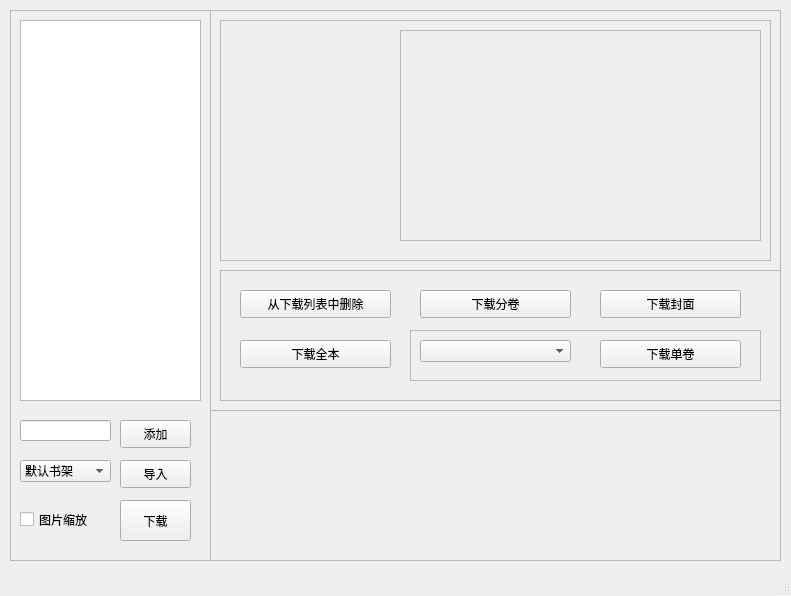
Above: src/ui/gui.ui from ZXCVBNNGG/wenku8downloader before the change. Below: the same form after it.
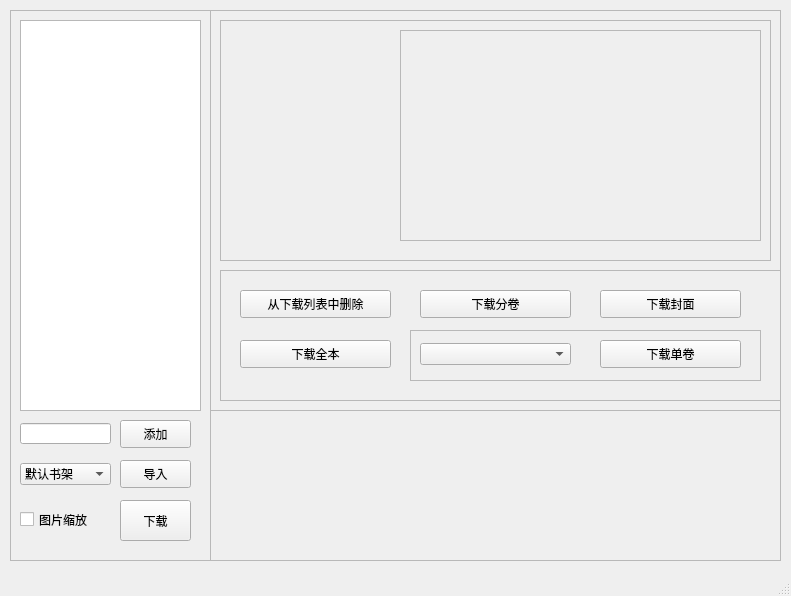
That is the form after the change.

```diff
--- a/src/ui/gui.ui
+++ b/src/ui/gui.ui
@@ -29,21 +29,11 @@
     <property name="frameShadow">
      <enum>QFrame::Raised</enum>
     </property>
-    <widget class="QListView" name="BookList">
-     <property name="geometry">
-      <rect>
-       <x>10</x>
-       <y>10</y>
-       <width>181</width>
-       <height>381</height>
-      </rect>
-     </property>
-    </widget>
     <widget class="QLineEdit" name="BookID">
      <property name="geometry">
       <rect>
        <x>10</x>
-       <y>410</y>
+       <y>413</y>
        <width>91</width>
        <height>21</height>
       </rect>
@@ -66,7 +56,7 @@
      <property name="geometry">
       <rect>
        <x>10</x>
-       <y>450</y>
+       <y>453</y>
        <width>91</width>
        <height>22</height>
       </rect>
@@ -141,6 +131,16 @@
       <string>图片缩放</string>
      </property>
     </widget>
+    <widget class="QListWidget" name="BookList">
+     <property name="geometry">
+      <rect>
+       <x>10</x>
+       <y>10</y>
+       <width>181</width>
+       <height>391</height>
+      </rect>
+     </property>
+    </widget>
    </widget>
    <widget class="QFrame" name="Book">
     <property name="geometry">
@@ -305,7 +305,7 @@
        <property name="geometry">
         <rect>
          <x>10</x>
-         <y>10</y>
+         <y>13</y>
          <width>151</width>
          <height>22</height>
         </rect>
```
Left out of the diff: 3 changed lines with no effect on the pictures.
